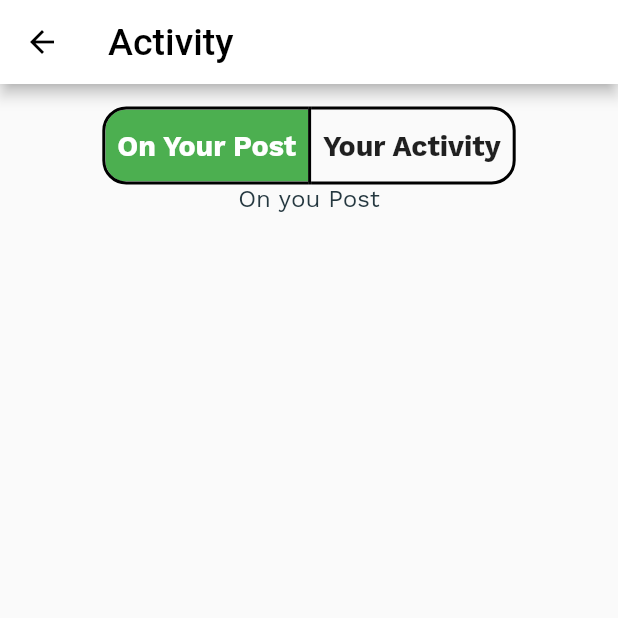
After one commit to yusf1013/wordmaster3000, a Flutter app: the activity screen opened directly, after a tap on "On Your Post", on a phone screen of 412 x 824 dp, the top half of it. The commit adds this screen. Run offline on Flutter 3.47's test engine with Material 2 defaults, Android fonts, the phone set to English and light mode, and no system bars; our stand-ins replace auto_size_text, cloud_firestore, cloud_functions, convex_bottom_bar, firebase_auth, firebase_core and 14 more; missing offline and left inert: autocomplete_textfield, awesome_button, card_settings, clippy_flutter, flutter_awesome_alert_box, menu; accounts and stored records are empty.

Commit message:
toggle added on activity page

```diff
--- /dev/null
+++ b/lib/forum/activity.dart
@@ -0,0 +1,129 @@
+import 'package:cloud_firestore/cloud_firestore.dart';
+import 'package:flutter/cupertino.dart';
+import 'package:flutter/material.dart';
+import 'package:intl/intl.dart';
+import 'package:wm3k/wm3k_design/controllers/user_controller.dart';
+
+import 'ViewPost.dart';
+
+class activity extends StatefulWidget {
+
+  _activityState createState() => _activityState();
+}
+
+class _activityState extends State<activity> {
+
+  final UserDataController userDataController = UserDataController();
+  TextEditingController _controller=TextEditingController();
+  AuthController _authController = AuthController();
+  List<bool> isSelected;
+  bool on_your_post = true;
+
+  @override
+  void initState() {
+    isSelected = [true, false];
+    super.initState();
+  }
+
+  AppBar getactivityAppBar(BuildContext context){
+    return AppBar(
+      backgroundColor: Colors.white,
+      leading: Builder(
+        builder: (BuildContext context) {
+          return IconButton(
+            color: Colors.black,
+            icon: const Icon(Icons.arrow_back),
+            onPressed: () {
+              Navigator.pop(context);
+            },
+          );
+        },
+      ),
+      title: Text(
+        'Activity',
+        style: TextStyle(
+          color: Colors.black,
+          fontSize: 25,
+        ),
+      ),
+    );
+  }
+
+  Widget getBody(){
+    return new Expanded(
+        child: on_your_post == true
+        ? new Container(child: Text('On you Post')) : new Container(child: Text('Your activity'))
+    );
+  }
+
+  Widget getPostsOfactivityedUser(context){
+    return Stack(
+      children: <Widget>[
+        Positioned(
+          top: 0,
+          right: 0,
+          bottom: 0,
+          left: 0,
+          child: Column(
+            children: <Widget>[
+              Padding(
+                padding: const EdgeInsets.only(top: 15.0),
+                child: ToggleButtons(
+                  borderColor: Colors.black,
+                  fillColor: Colors.green,
+                  borderWidth: 2,
+                  selectedBorderColor: Colors.black,
+                  selectedColor: Colors.white,
+                  borderRadius: BorderRadius.circular(15),
+                  children: <Widget>[
+                    Padding(
+                      padding: const EdgeInsets.all(8.0),
+                      child: Text(
+                        'On Your Post',
+                        style: TextStyle(fontSize: 19,fontWeight: FontWeight.bold),
+                      ),
+                    ),
+                    Padding(
+                      padding: const EdgeInsets.all(8.0),
+                      child: Text(
+                        'Your Activity',
+                        style: TextStyle(fontSize: 19,fontWeight: FontWeight.bold),
+                      ),
+                    ),
+                  ],
+                  onPressed: (int index) {
+                    setState(() {
+                      for (int i = 0; i < isSelected.length; i++) {
+                        if(i==index){
+                          isSelected[i] = true;
+                          if(i==0){
+                            on_your_post = true;
+                          }else{
+                            on_your_post = false;
+                          }
+                        }else{
+                          isSelected[i] = false;
+                        }
+                      }
+                    });
+                  },
+                  isSelected: isSelected,
+                ),
+              ),
+              getBody(),
+            ],
+          ),
+        ),
+      ],
+    );
+  }
+
+  @override
+  Widget build(BuildContext context) {
+    return Scaffold(
+      //resizeToAvoidBottomPadding: false,
+      appBar: getactivityAppBar(context),
+      body: getPostsOfactivityedUser(context),
+    );
+  }
+}
--- a/lib/forum/news_feed.dart
+++ b/lib/forum/news_feed.dart
@@ -6,6 +6,7 @@ import 'package:path/path.dart';
 import 'package:flutter/cupertino.dart';
 import 'package:wm3k/forum/MyPosts.dart';
 import 'package:wm3k/forum/ViewPost.dart';
+import 'package:wm3k/forum/activity.dart';
 import 'package:wm3k/forum/createpost.dart';
 import 'package:wm3k/forum/search.dart';
 import 'package:wm3k/wm3k_design/controllers/user_controller.dart';
@@ -237,7 +238,7 @@ class _NewsfeedState extends State<Newsfeed> {
                   TabItem(icon: Icons.search, title: 'search'),
                   TabItem(icon: Icons.forum, title: 'forum'),
                   TabItem(icon: Icons.person, title: 'MyPost'),
-                  TabItem(icon: Icons.notifications, title: 'notify'),
+                  TabItem(icon: Icons.local_activity, title: 'Activity'),
                 ],
                 initialActiveIndex: 2, //optional, default as 0
                 style: TabStyle.fixedCircle,
@@ -259,6 +260,12 @@ class _NewsfeedState extends State<Newsfeed> {
                       MaterialPageRoute(builder: (context) => MyPosts()),
                     );
                   }
+                  else if (i == 4) {
+                    Navigator.push(
+                      context,
+                      MaterialPageRoute(builder: (context) => activity()),
+                    );
+                  }
                 },
               ),
             ],
```
